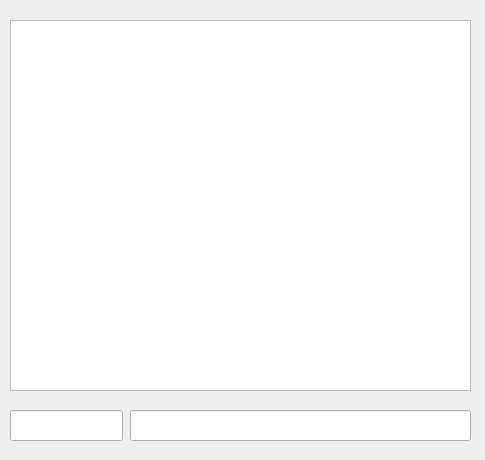
The window that chatting/uis/main.ui (simm4256/pyqt) describes before a commit, drawn with Qt 5.
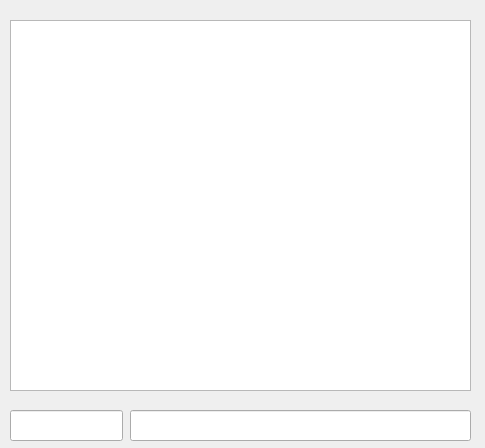
The same window after the commit.

```diff
--- a/chatting/uis/main.ui
+++ b/chatting/uis/main.ui
@@ -7,7 +7,7 @@
     <x>0</x>
     <y>0</y>
     <width>485</width>
-    <height>460</height>
+    <height>448</height>
    </rect>
   </property>
   <property name="windowTitle">
```
Left out of the diff: 35 changed lines with no effect on the pictures.
